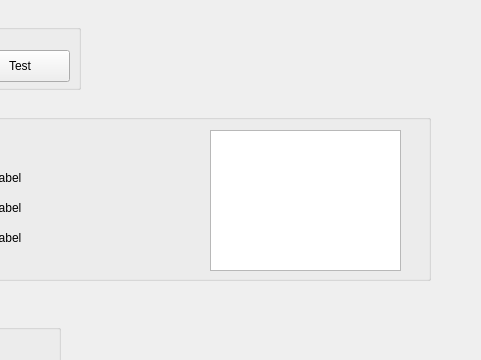
First picture: the form in mainwindow.ui, repository adamson-stuart/wwsc_starting, before the edit; both pictures show x 180 to 661 and y 0 to 360 of the 800 by 600 pixel window.
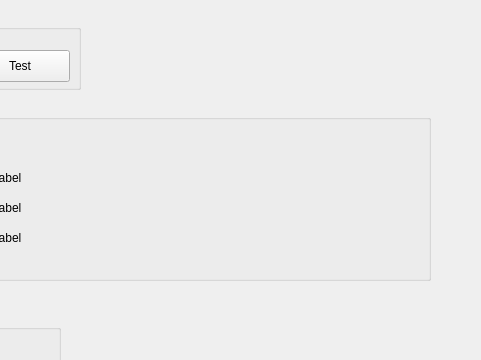
Second picture: the form after the edit.

Patch:
```diff
--- a/mainwindow.ui
+++ b/mainwindow.ui
@@ -247,15 +247,16 @@
       <string>TextLabel</string>
      </property>
     </widget>
-    <widget class="QGraphicsView" name="start_image">
+    <widget class="QWidget" name="verticalLayoutWidget">
      <property name="geometry">
       <rect>
-       <x>370</x>
-       <y>30</y>
-       <width>191</width>
-       <height>141</height>
+       <x>240</x>
+       <y>40</y>
+       <width>231</width>
+       <height>121</height>
       </rect>
      </property>
+     <layout class="QVBoxLayout" name="preview_layout"/>
     </widget>
    </widget>
    <widget class="QGroupBox" name="groupBox_3">
```
Left out of the diff: 3 changed lines with no effect on the pictures.
